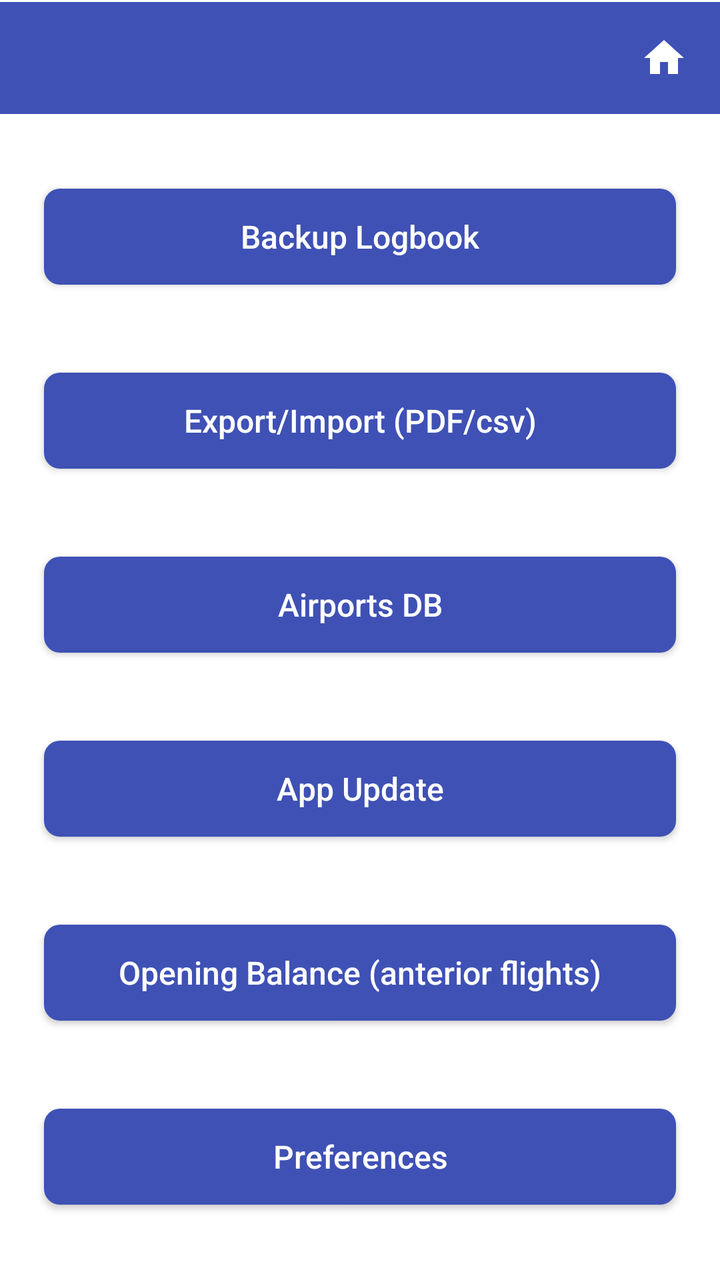
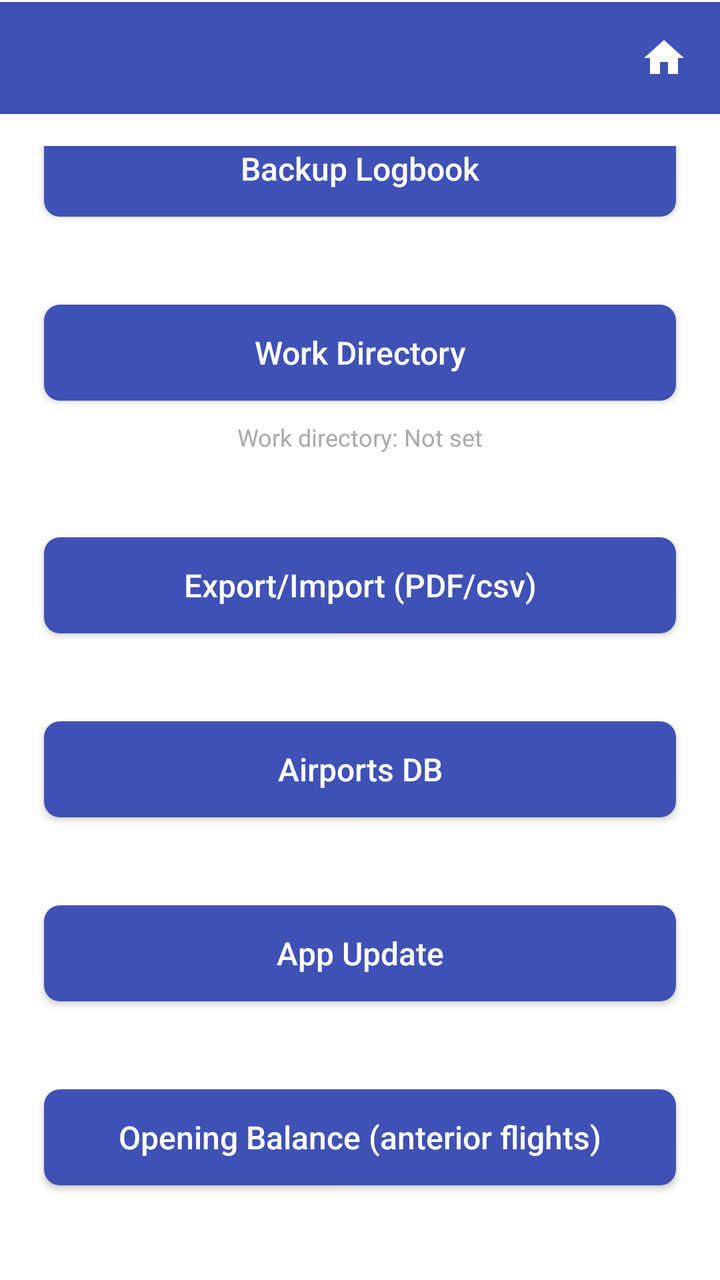

The first picture is an Android layout as it rendered before a commit; the second is the same layout after the commit. The layout source and the unified diff follow.
<!-- AndroidManifest.xml: application theme Theme.StripToLogbook.View -->
<!-- res/layout/activity_settings.xml -->
<?xml version="1.0" encoding="utf-8"?>
<LinearLayout xmlns:android="http://schemas.android.com/apk/res/android"
    android:layout_width="match_parent"
    android:layout_height="match_parent"
    android:orientation="vertical">

    
    <include layout="@layout/view_app_toolbar" />

    
    <LinearLayout
        android:layout_width="match_parent"
        android:layout_height="match_parent"
        android:orientation="vertical"
        android:padding="16dp"
        android:gravity="center">

        <Button
            android:id="@+id/btn_backup"
            style="@style/PrimaryButtonStyle"
            android:layout_width="match_parent"
            android:layout_height="wrap_content"
            android:text="Backup Logbook" />

        <Space
            android:layout_width="match_parent"
            android:layout_height="32dp" />

        <Button
            android:id="@+id/btn_export_import"
            style="@style/PrimaryButtonStyle"
            android:layout_width="match_parent"
            android:layout_height="wrap_content"
            android:text="Export/Import (PDF/csv)" />

        <Space
            android:layout_width="match_parent"
            android:layout_height="32dp" />

        <Button
            android:id="@+id/btn_airports"
            style="@style/PrimaryButtonStyle"
            android:layout_width="match_parent"
            android:layout_height="wrap_content"
            android:text="Airports DB" />

        <Space
            android:layout_width="match_parent"
            android:layout_height="32dp" />

        <Button
            android:id="@+id/btn_updates"
            style="@style/PrimaryButtonStyle"
            android:layout_width="match_parent"
            android:layout_height="wrap_content"
            android:text="App Update" />

        <Space
            android:layout_width="match_parent"
            android:layout_height="32dp" />

        <Button
            android:id="@+id/btn_opening_balance"
            style="@style/PrimaryButtonStyle"
            android:layout_width="match_parent"
            android:layout_height="wrap_content"
            android:text="Opening Balance (anterior flights)" />

        <Space
            android:layout_width="match_parent"
            android:layout_height="32dp" />

        <Button
            android:id="@+id/btn_preferences"
            style="@style/PrimaryButtonStyle"
            android:layout_width="match_parent"
            android:layout_height="wrap_content"
            android:text="Preferences" />


    </LinearLayout>
</LinearLayout>
<!-- res/layout/view_app_toolbar.xml (included above) -->
<?xml version="1.0" encoding="utf-8"?>
<LinearLayout xmlns:android="http://schemas.android.com/apk/res/android"
    android:id="@+id/toolbar_container"
    android:layout_width="match_parent"
    android:layout_height="wrap_content"
    android:orientation="vertical"
    android:background="@color/colorPrimary">

    <View
        android:id="@+id/status_bar_spacer"
        android:layout_width="match_parent"
        android:layout_height="0dp"
        android:background="@color/colorPrimary" />

    <View
        android:layout_width="match_parent"
        android:layout_height="1dp"
        android:background="@color/surface" />

    <LinearLayout
        android:layout_width="match_parent"
        android:layout_height="wrap_content"
        android:orientation="horizontal"
        android:gravity="center_vertical"
        android:background="@color/colorPrimary">

        <androidx.appcompat.widget.Toolbar
            android:id="@+id/toolbar"
            style="@style/ToolbarStyle"
            android:layout_width="0dp"
            android:layout_height="wrap_content"
            android:layout_weight="1"
            android:background="@color/colorPrimary"
            android:minHeight="?attr/actionBarSize" />

        <ImageButton
            android:id="@+id/btn_home"
            android:layout_width="?attr/actionBarSize"
            android:layout_height="?attr/actionBarSize"
            android:background="?attr/selectableItemBackgroundBorderless"
            android:contentDescription="Home"
            android:src="@drawable/ic_home" />
    </LinearLayout>
</LinearLayout>
<!-- resources referenced by this layout -->
<resources>
  <color name="colorPrimary">#3F51B5</color>
  <color name="surface">#FFFFFFFF</color>
  <!-- drawable ic_home (drawable) -->
  <?xml version="1.0" encoding="utf-8"?>
  <vector xmlns:android="http://schemas.android.com/apk/res/android"
      android:width="24dp"
      android:height="24dp"
      android:viewportWidth="24"
      android:viewportHeight="24">
      <path
          android:fillColor="@color/surface"
          android:pathData="M10,20v-6h4v6h5v-8h3L12,3 2,12h3v8z" />
  </vector>
  <style name="PrimaryButtonStyle" parent="Widget.AppCompat.Button">
          <item name="android:background">@drawable/bg_button_primary</item>
          <item name="android:textColor">@color/surface</item>
          <item name="android:textSize">16sp</item>
          <item name="android:layout_margin">6dp</item>
          <item name="android:textAllCaps">false</item>
          <item name="android:gravity">center</item>
      </style>
  <style name="ToolbarStyle" parent="Widget.AppCompat.Toolbar">
          <item name="android:background">@color/colorPrimary</item>
          <item name="titleTextAppearance">@style/ToolbarTitleStyle</item>
      </style>
  <!-- drawable bg_button_primary (drawable) -->
  <?xml version="1.0" encoding="utf-8"?>
  <shape xmlns:android="http://schemas.android.com/apk/res/android">
      <solid android:color="@color/colorPrimary" />
      <corners android:radius="8dp" />
  </shape>
  <style name="ToolbarTitleStyle" parent="Widget.AppCompat.EditText">
          
          <item name="android:textColor">@color/surface</item>
          <item name="tint">@android:color/white</item>
      </style>
  <color name="purple_500">#FF6200EE</color>
  <color name="purple_700">#FF3700B3</color>
  <color name="teal_200">#FF03DAC5</color>
  <color name="dropdown_background">#FFFFFFFF</color>
  <style name="NoBackgroundTextView" parent="Widget.AppCompat.TextView">
          <item name="android:background">@null</item>
      </style>
  <style name="EditTextStyle" parent="Widget.AppCompat.EditText">
          <item name="android:background">@drawable/edittext_background</item>
          <item name="android:textSize">16sp</item>
          <item name="android:paddingTop">2dp</item>
          <item name="android:paddingBottom">8dp</item>
          <item name="android:textColor">@color/text_primary</item>
          <item name="android:fontFamily">sans-serif</item>
          <item name="android:gravity">center</item>
      </style>
  <style name="MyAutoCompleteTextViewStyle" parent="Widget.AppCompat.AutoCompleteTextView">
          <item name="android:textSize">16sp</item>
          <item name="android:textColor">@color/text_primary</item>
          <item name="android:fontFamily">sans-serif</item>
          <item name="android:popupBackground">@color/dropdown_background</item>
      </style>
  <style name="ToolbarNavButtonStyle" parent="Widget.AppCompat.Toolbar.Button.Navigation">
          <item name="android:tint">@color/surface</item>
      </style>
  <!-- drawable edittext_background (drawable) -->
  <selector xmlns:android="http://schemas.android.com/apk/res/android">
      <item android:state_enabled="false"
          android:drawable="@android:color/transparent" />
      <item android:drawable="@drawable/edittext_background_shape" />
  
  
  
  </selector>
  <color name="text_primary">#DE000000</color>
  <!-- drawable edittext_background_shape (drawable) -->
  <shape xmlns:android="http://schemas.android.com/apk/res/android">
      <solid android:color="@color/edittext_background_color" />
      <corners android:radius="4dp" />
      
      <stroke android:width="1dp" android:color="@color/edittext_stroke_color" />
  </shape>
  <color name="edittext_background_color">#F5F5F5</color>
  <color name="edittext_stroke_color">#DDDDDD</color>
  <!-- unchanged entries left out for length: 1 -->
</resources>

<!-- the commit's change to res/layout/activity_settings.xml (unified diff, before → after) -->
@@ -21,6 +21,28 @@
             android:layout_width="match_parent"
             android:layout_height="wrap_content"
             android:text="Backup Logbook" />
+
+        <Space
+            android:layout_width="match_parent"
+            android:layout_height="32dp" />
+
+        <Button
+            android:id="@+id/btn_work_directory"
+            style="@style/PrimaryButtonStyle"
+            android:layout_width="match_parent"
+            android:layout_height="wrap_content"
+            android:text="Work Directory" />
+
+        <TextView
+            android:id="@+id/txt_work_directory"
+            android:layout_width="match_parent"
+            android:layout_height="wrap_content"
+            android:gravity="center"
+            android:paddingTop="4dp"
+            android:paddingBottom="4dp"
+            android:text="Work directory: Not set"
+            android:textColor="@android:color/darker_gray"
+            android:textSize="12sp" />
 
         <Space
             android:layout_width="match_parent"
@@ -77,7 +99,6 @@
             android:layout_height="wrap_content"
             android:text="Preferences" />
 
-
     </LinearLayout>
 </LinearLayout>
 <!-- res/layout/view_app_toolbar.xml (included above) -->
